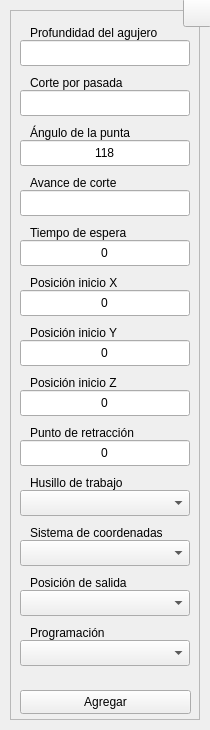
Qt form interfaces/ui_files/drill.ui (Raw0201/GCode2) before a commit.
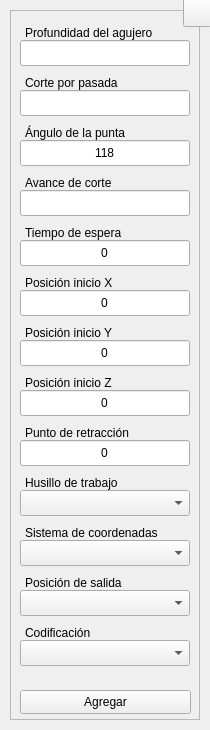
The same form after that commit. Icons and pictures are not drawn.

What changed in the file:
```diff
--- a/interfaces/ui_files/drill.ui
+++ b/interfaces/ui_files/drill.ui
@@ -2221,9 +2221,9 @@
      </property>
      <property name="geometry">
       <rect>
-       <x>20</x>
+       <x>15</x>
        <y>10</y>
-       <width>139</width>
+       <width>138</width>
        <height>26</height>
       </rect>
      </property>
@@ -2277,7 +2277,7 @@
      </property>
      <property name="geometry">
       <rect>
-       <x>20</x>
+       <x>15</x>
        <y>60</y>
        <width>101</width>
        <height>26</height>
@@ -2330,9 +2330,9 @@
      </property>
      <property name="geometry">
       <rect>
-       <x>20</x>
+       <x>15</x>
        <y>160</y>
-       <width>98</width>
+       <width>96</width>
        <height>26</height>
       </rect>
      </property>
@@ -2408,9 +2408,9 @@
      </property>
      <property name="geometry">
       <rect>
-       <x>20</x>
+       <x>15</x>
        <y>460</y>
-       <width>101</width>
+       <width>104</width>
        <height>26</height>
       </rect>
      </property>
@@ -2461,7 +2461,7 @@
      </property>
      <property name="geometry">
       <rect>
-       <x>20</x>
+       <x>15</x>
        <y>260</y>
        <width>98</width>
        <height>26</height>
@@ -2477,7 +2477,7 @@
      </property>
      <property name="geometry">
       <rect>
-       <x>20</x>
+       <x>15</x>
        <y>310</y>
        <width>98</width>
        <height>26</height>
@@ -2530,7 +2530,7 @@
      </property>
      <property name="geometry">
       <rect>
-       <x>20</x>
+       <x>15</x>
        <y>360</y>
        <width>98</width>
        <height>26</height>
@@ -2608,9 +2608,9 @@
      </property>
      <property name="geometry">
       <rect>
-       <x>20</x>
+       <x>15</x>
        <y>510</y>
-       <width>138</width>
+       <width>139</width>
        <height>26</height>
       </rect>
      </property>
@@ -2627,7 +2627,7 @@
      </property>
      <property name="geometry">
       <rect>
-       <x>20</x>
+       <x>15</x>
        <y>560</y>
        <width>105</width>
        <height>26</height>
@@ -2708,7 +2708,7 @@
      </property>
      <property name="geometry">
       <rect>
-       <x>20</x>
+       <x>15</x>
        <y>410</y>
        <width>115</width>
        <height>26</height>
@@ -2749,14 +2749,14 @@
      </property>
      <property name="geometry">
       <rect>
-       <x>20</x>
+       <x>15</x>
        <y>610</y>
-       <width>91</width>
+       <width>78</width>
        <height>26</height>
       </rect>
      </property>
      <property name="text">
-      <string>Programación</string>
+      <string>Codificación</string>
      </property>
      <property name="buddy">
       <cstring>lbl_mov</cstring>
@@ -2805,7 +2805,7 @@
      </property>
      <property name="geometry">
       <rect>
-       <x>20</x>
+       <x>15</x>
        <y>110</y>
        <width>111</width>
        <height>26</height>
@@ -2821,9 +2821,9 @@
      </property>
      <property name="geometry">
       <rect>
-       <x>20</x>
+       <x>15</x>
        <y>210</y>
-       <width>101</width>
+       <width>103</width>
        <height>26</height>
       </rect>
      </property>
```
